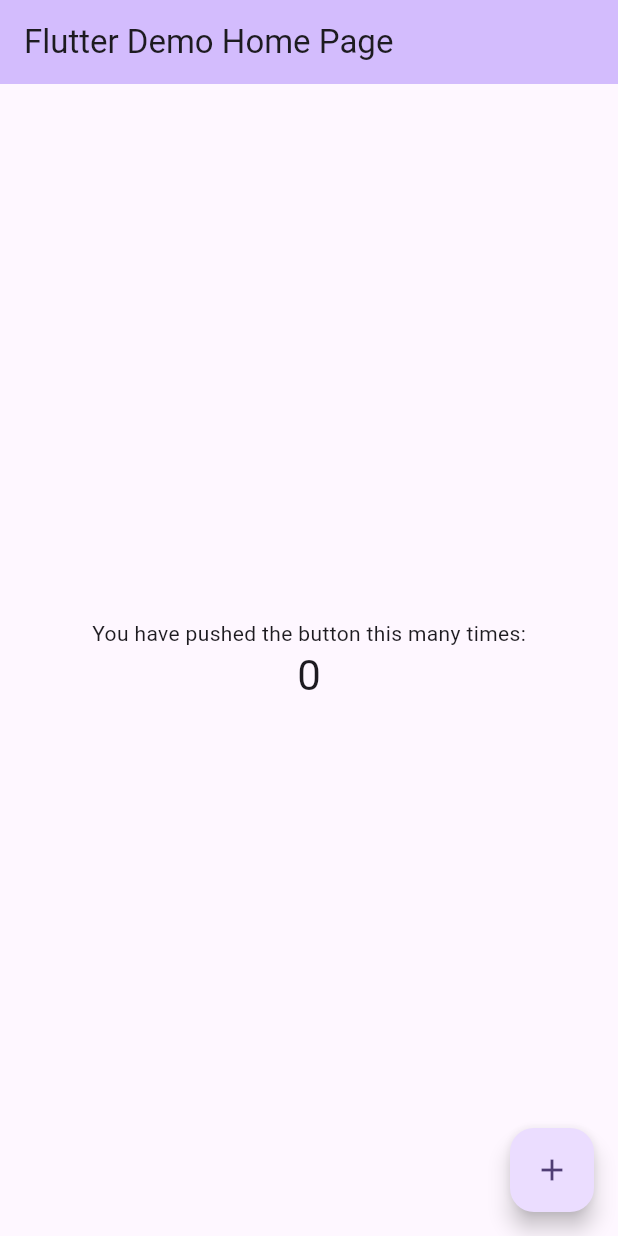
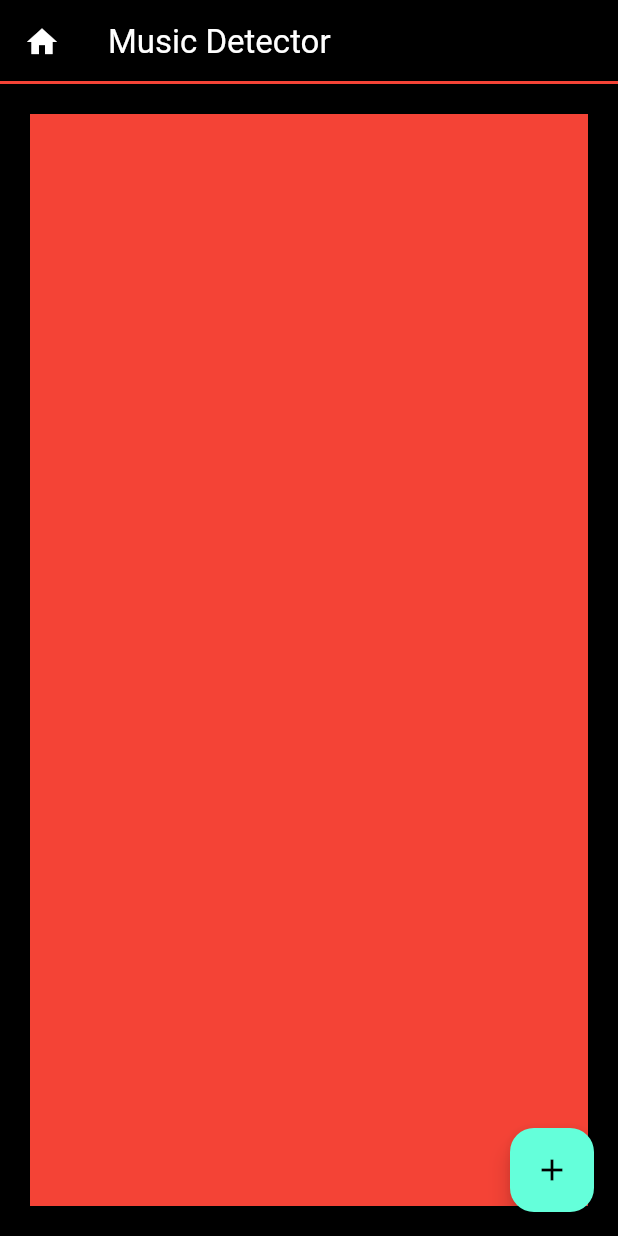
Before and after one commit to Kotresh162/Music_frequency_flutter, a Flutter app: the screen it shows after launch, on a phone screen of 412 x 824 dp. Run offline on Flutter 3.47's test engine with Material 3 defaults, Android fonts, the phone set to English and light mode, and no system bars.

Commit message:
theme-set

```diff
--- /dev/null
+++ b/lib/homepage.dart
@@ -0,0 +1,47 @@
+
+import 'package:flutter/material.dart';
+
+class HomeScreen extends StatefulWidget {
+  const HomeScreen({super.key});
+
+  @override
+  State<HomeScreen> createState() => _HomeScreenState();
+}
+
+class _HomeScreenState extends State<HomeScreen> {
+  String message= "Decoding...";
+  @override
+  Widget build(BuildContext context) {
+    return Scaffold(
+      appBar: AppBar(
+        title: Text('Music Detector'),
+        leading: IconButton(onPressed: () {
+          print("printed");
+        }, icon: const Icon(Icons.home)),
+        shape: const Border(
+          bottom: BorderSide(
+            color: Colors.red,  // Color of the bottom border
+            width: 2.0,         // Thickness of the bottom border
+            style: BorderStyle.solid, // Style of the border (solid, dashed, etc.)
+          ),
+        ),
+      ),
+      body: Container(
+        padding: EdgeInsets.all(20),
+        child: Container(
+          decoration: BoxDecoration(
+            color: Colors.red
+          ),
+        )
+      ),
+      floatingActionButton: FloatingActionButton(
+        onPressed: (){
+          print('upload file');
+        },
+        tooltip: 'Increment',
+        child: const Icon(Icons.add),
+      ),
+
+    );
+  }
+}
--- a/lib/main.dart
+++ b/lib/main.dart
@@ -1,9 +1,30 @@
 import 'package:flutter/material.dart';
+
+import 'homepage.dart';
 
 void main() {
   runApp(const MyApp());
 }
 
+final ThemeData darkTheme = ThemeData(
+  brightness: Brightness.dark, // Essential for dark mode
+  scaffoldBackgroundColor: Colors.black, // True black background
+  appBarTheme: const AppBarTheme(
+    backgroundColor: Colors.black, // Black app bar
+    foregroundColor: Colors.white, // White text/icons on app bar
+  ),
+  colorScheme: ColorScheme.dark(
+    primary: Colors.tealAccent, // Example primary color for dark theme
+    secondary: Colors.grey[800]!, // Example secondary color
+    surface: Colors.black, // Card/dialog backgrounds
+    background: Colors.black, // General background
+  ),
+  // Customize other elements like text themes, button themes, etc.
+  textTheme: const TextTheme(
+    bodyLarge: TextStyle(color: Colors.white),
+    bodyMedium: TextStyle(color: Colors.white70),
+  ),
+);
 class MyApp extends StatelessWidget {
   const MyApp({super.key});
 
@@ -13,25 +34,29 @@ class MyApp extends StatelessWidget {
     return MaterialApp(
       debugShowCheckedModeBanner: false,
       title: 'Flutter Demo',
-      theme: ThemeData(
-        // This is the theme of your application.
-        //
-        // TRY THIS: Try running your application with "flutter run". You'll see
-        // the application has a purple toolbar. Then, without quitting the app,
-        // try changing the seedColor in the colorScheme below to Colors.green
-        // and then invoke "hot reload" (save your changes or press the "hot
-        // reload" button in a Flutter-supported IDE, or press "r" if you used
-        // the command line to start the app).
-        //
-        // Notice that the counter didn't reset back to zero; the application
-        // state is not lost during the reload. To reset the state, use hot
-        // restart instead.
-        //
-        // This works for code too, not just values: Most code changes can be
-        // tested with just a hot reload.
-        colorScheme: ColorScheme.fromSeed(seedColor: Colors.deepPurple),
-      ),
-      home: const MyHomePage(title: 'Flutter Demo Home Page'),
+      theme: darkTheme, // Your light theme
+      // darkTheme: darkTheme, // Your defined dark theme
+      // themeMode: ThemeMode.system,
+      // themeMode: ThemeMode.system,
+      // theme: ThemeData(
+      //   // This is the theme of your application.
+      //   //
+      //   // TRY THIS: Try running your application with "flutter run". You'll see
+      //   // the application has a purple toolbar. Then, without quitting the app,
+      //   // try changing the seedColor in the colorScheme below to Colors.green
+      //   // and then invoke "hot reload" (save your changes or press the "hot
+      //   // reload" button in a Flutter-supported IDE, or press "r" if you used
+      //   // the command line to start the app).
+      //   //
+      //   // Notice that the counter didn't reset back to zero; the application
+      //   // state is not lost during the reload. To reset the state, use hot
+      //   // restart instead.
+      //   //
+      //   // This works for code too, not just values: Most code changes can be
+      //   // tested with just a hot reload.
+      //   colorScheme: ColorScheme.fromSeed(seedColor: Colors.deepPurple),
+      // ),
+      home: const HomeScreen(),
     );
   }
 }
--- /dev/null
+++ b/lib/secrete.dart
@@ -0,0 +1,8 @@
+final Map<int, String> freqToChar = {
+  440: "A", 350: "B", 260: "C", 474: "D", 492: "E",
+  401: "F", 584: "G", 553: "H", 582: "I", 525: "J",
+  501: "K", 532: "L", 594: "M", 599: "N", 528: "O",
+  539: "P", 675: "Q", 683: "R", 698: "S", 631: "T",
+  628: "U", 611: "V", 622: "W", 677: "X", 688: "Y",
+  693: "Z", 418: " "
+};
--- a/pubspec.yaml
+++ b/pubspec.yaml
@@ -34,6 +34,7 @@ dependencies:
   # The following adds the Cupertino Icons font to your application.
   # Use with the CupertinoIcons class for iOS style icons.
   cupertino_icons: ^1.0.8
+  flutter_fft: ^1.0.2+6
 
 dev_dependencies:
   flutter_test:
```
Also changed, not shown: pubspec.lock.
